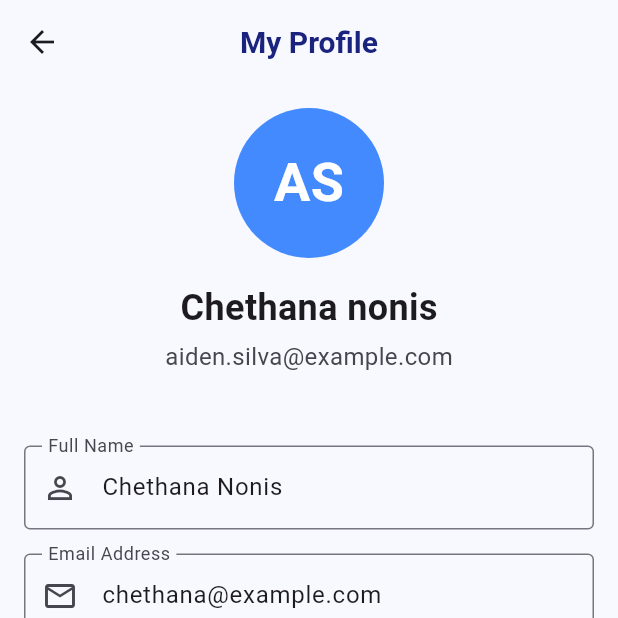
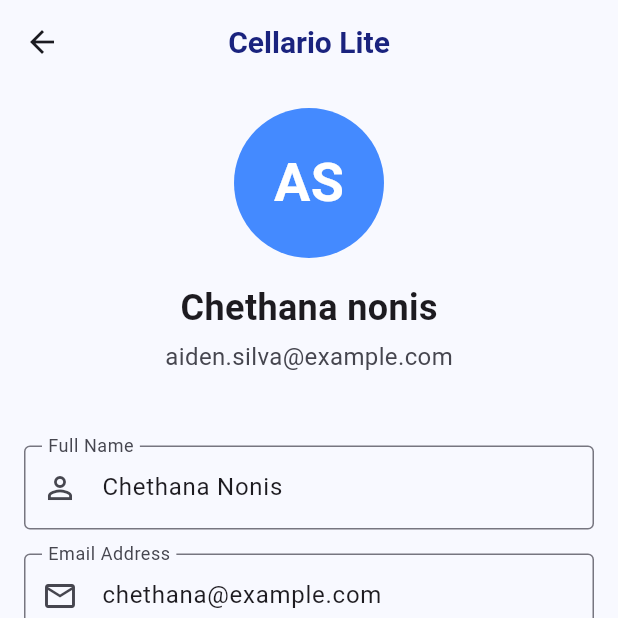
Before and after one commit to ramiru-nonis/mad-_assignment_1, a Flutter app: the ProfileScreen screen opened directly, on a phone screen of 412 x 824 dp, the top half of it. Run offline on Flutter 3.47's test engine with Material 3 defaults, Android fonts, the phone set to English and light mode, and no system bars; our stand-ins replace cached_network_image, google_fonts, shimmer; network calls fail.

Commit message:
Fix the App bar

```diff
--- a/lib/screens/browse_screen.dart
+++ b/lib/screens/browse_screen.dart
@@ -30,7 +30,7 @@
             letterSpacing: -0.5,
           ),
         ),
-        centerTitle: false,
+        centerTitle: true,
         actions: [
           Consumer<CartProvider>(
             builder: (context, cart, child) {
--- a/lib/screens/cart_screen.dart
+++ b/lib/screens/cart_screen.dart
@@ -17,7 +17,8 @@
 
     return Scaffold(
       appBar: AppBar(
-        title: const Text('My Cart'),
+        title: const Text('Cellario Lite'),
+        centerTitle: true,
         actions: [
           if (cartItems.isNotEmpty)
             IconButton(
--- a/lib/screens/favorites_screen.dart
+++ b/lib/screens/favorites_screen.dart
@@ -15,7 +15,7 @@
 
     return Scaffold(
       appBar: AppBar(
-        title: const Text('My Favorites'),
+        title: const Text('Cellario Lite'),
         centerTitle: true,
       ),
       body: favorites.isEmpty
--- a/lib/screens/product_detail_screen.dart
+++ b/lib/screens/product_detail_screen.dart
@@ -26,6 +26,8 @@
     return Scaffold(
       extendBodyBehindAppBar: true,
       appBar: AppBar(
+        title: const Text('Cellario Lite'),
+        centerTitle: true,
         backgroundColor: Colors.transparent,
         elevation: 0,
         iconTheme: IconThemeData(color: Theme.of(context).colorScheme.onSurface),
--- a/lib/screens/profile_screen.dart
+++ b/lib/screens/profile_screen.dart
@@ -40,7 +40,8 @@
   Widget build(BuildContext context) {
     return Scaffold(
       appBar: AppBar(
-        title: const Text('My Profile'),
+        title: const Text('Cellario Lite'),
+        centerTitle: true,
         elevation: 0,
         backgroundColor: Colors.transparent,
       ),
```
